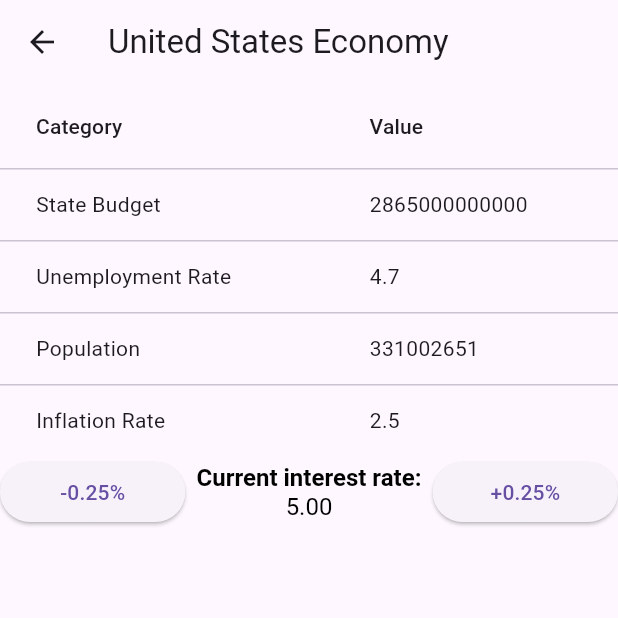
After one commit to MetaEarthProject/MetaEarthSingle, a Flutter app: the screen it shows after launch, item 3 of the bottom bar chosen, after a tap on "-0.25%", on a phone screen of 412 x 824 dp, the top half of it. The commit adds this screen. Run offline on Flutter 3.47's test engine with Material 3 defaults, Android fonts, the phone set to English and light mode, and no system bars; our stand-ins replace font_awesome_flutter, hive, hive_flutter; missing offline and left inert: countries_world_map, country_flags; accounts and stored records are empty.

Commit message:
add economy page

```diff
--- a/lib/bottom_navigation_bar.dart
+++ b/lib/bottom_navigation_bar.dart
@@ -1,12 +1,12 @@
 import 'package:flutter/material.dart';
 import 'package:font_awesome_flutter/font_awesome_flutter.dart';
 import 'package:meta_earth_single_mode/overview.dart';
+import 'package:meta_earth_single_mode/economy_page.dart';
 
 class BottomNavBar extends StatelessWidget {
   final String selectedCountry;
 
-  const BottomNavBar({Key? key, required this.selectedCountry})
-      : super(key: key);
+  const BottomNavBar({super.key, required this.selectedCountry});
 
   @override
   Widget build(BuildContext context) {
@@ -53,7 +53,14 @@
                 IconButton(
                   icon: const Icon(Icons.paid_outlined),
                   iconSize: 30.0,
-                  onPressed: () {},
+                  onPressed: () async {
+                    Navigator.push(
+                      context,
+                      MaterialPageRoute(
+                          builder: (context) =>
+                              EconomyPage(selectedCountry: selectedCountry)),
+                    );
+                  },
                 ),
                 const Text('ECONOMY'),
               ],
--- a/lib/country_controller.dart
+++ b/lib/country_controller.dart
@@ -24,6 +24,10 @@
         population: 331002651,
         gdp: 21433225,
         governmentSystem: 'Federal Republic',
+        stateBudget: 2865000000000,
+        unemploymentRate: 4.7,
+        interestRate: 5.25,
+        inflationRate: 2.5,
       ),
       Country(
         code: 'CN',
@@ -31,6 +35,10 @@
         population: 1444216107,
         gdp: 16978624,
         governmentSystem: 'Single-Party Socialist Republic',
+        stateBudget: 4000000000000,
+        unemploymentRate: 5.2,
+        interestRate: 3.45,
+        inflationRate: 1.5,
       ),
       Country(
         code: 'JP',
@@ -38,6 +46,10 @@
         population: 126476461,
         gdp: 5501000,
         governmentSystem: 'Constitutional Monarchy',
+        stateBudget: 11438000000000,
+        unemploymentRate: 2.5,
+        interestRate: 0.1,
+        inflationRate: 0.5, // Placeholder for Japan's inflation rate in 2023
       ),
       Country(
         code: 'DE',
@@ -45,6 +57,10 @@
         population: 83783942,
         gdp: 4470617,
         governmentSystem: 'Federal Republic',
+        stateBudget: 476300000000,
+        unemploymentRate: 5.7,
+        interestRate: 2.35,
+        inflationRate: 1.8, // Placeholder for Germany's inflation rate in 2023
       ),
       Country(
         code: 'FR',
@@ -52,6 +68,10 @@
         population: 65273511,
         gdp: 3038242,
         governmentSystem: 'Semi-Presidential Republic',
+        stateBudget: 785000000000,
+        unemploymentRate: 7.5,
+        interestRate: 2.85,
+        inflationRate: 1.6, // Placeholder for France's inflation rate in 2023
       ),
       Country(
         code: 'IN',
@@ -59,6 +79,10 @@
         population: 1393409038,
         gdp: 2875145,
         governmentSystem: 'Federal Parliamentary Democratic Republic',
+        stateBudget: 27927900000000,
+        unemploymentRate: 3.1,
+        interestRate: 6.5,
+        inflationRate: 4.5, // Placeholder for India's inflation rate in 2023
       ),
       Country(
         code: 'GB',
@@ -66,6 +90,10 @@
         population: 67886011,
         gdp: 2848276,
         governmentSystem: 'Constitutional Monarchy',
+        stateBudget: 1189000000000,
+        unemploymentRate: 3.8,
+        interestRate: 5.25,
+        inflationRate: 2.0, // Placeholder for UK's inflation rate in 2023
       ),
       Country(
         code: 'IT',
@@ -73,6 +101,10 @@
         population: 60461826,
         gdp: 2070371,
         governmentSystem: 'Parliamentary Republic',
+        stateBudget: 35000000000,
+        unemploymentRate: 8.7,
+        interestRate: 5.0,
+        inflationRate: 1.3, // Placeholder for Italy's inflation rate in 2023
       ),
       Country(
         code: 'CA',
@@ -80,13 +112,10 @@
         population: 37742154,
         gdp: 1908475,
         governmentSystem: 'Federal Parliamentary Democracy',
-      ),
-      Country(
-        code: 'BR',
-        name: 'Brazil',
-        population: 212559417,
-        gdp: 1839887,
-        governmentSystem: 'Federal Republic',
+        stateBudget: 35000000000,
+        unemploymentRate: 4.2,
+        interestRate: 5.25,
+        inflationRate: 3.0, // Placeholder for Canada's inflation rate in 2023
       ),
       Country(
         code: 'KR',
@@ -94,6 +123,11 @@
         population: 51269185,
         gdp: 1693207,
         governmentSystem: 'Unitary Presidential Republic',
+        stateBudget: 558200000000000,
+        unemploymentRate: 3.2,
+        interestRate: 2.5,
+        inflationRate:
+            1.7, // Placeholder for South Korea's inflation rate in 2023
       ),
     ];
 
--- /dev/null
+++ b/lib/economy_page.dart
@@ -0,0 +1,165 @@
+import 'package:flutter/material.dart';
+import 'package:hive/hive.dart';
+import '/model/country_model.dart';
+
+class EconomyPage extends StatefulWidget {
+  final String selectedCountry;
+
+  const EconomyPage({super.key, required this.selectedCountry});
+
+  @override
+  _EconomyPageState createState() => _EconomyPageState();
+}
+
+class _EconomyPageState extends State<EconomyPage> {
+  late final Box<Country> countryBox;
+  Country? country; // Nullable
+  late double interestRate;
+
+  @override
+  void initState() {
+    super.initState();
+    countryBox = Hive.box<Country>('countries');
+    _loadCountry();
+  }
+
+  void _loadCountry() {
+    country = countryBox.get(widget.selectedCountry);
+    if (country == null) {
+      ScaffoldMessenger.of(context).showSnackBar(const SnackBar(
+        content: Text('Country not found in the box'),
+      ));
+    }
+    setState(() {}); // Trigger a rebuild
+  }
+
+  @override
+  void didChangeDependencies() {
+    super.didChangeDependencies();
+    if (country != null) {
+      interestRate = country!.interestRate;
+    } else {
+      interestRate = 0.0; // Set a default value if country is null
+    }
+  }
+
+  void adjustInterestRate(double adjustment) {
+    setState(() {
+      if (interestRate + adjustment >= 0) interestRate += adjustment;
+    });
+  }
+
+  @override
+  Widget build(BuildContext context) {
+    if (country == null) {
+      return Scaffold(
+        appBar: AppBar(title: const Text('Economy')),
+        body: const Center(child: Text('Error: Country is null')),
+      );
+    } else {
+      return Scaffold(
+        appBar: AppBar(title: Text('${country!.name} Economy')),
+        body: Column(
+          crossAxisAlignment: CrossAxisAlignment.stretch,
+          children: <Widget>[
+            Expanded(
+              child: ListView(
+                children: <Widget>[
+                  DataTable(
+                    columns: const [
+                      DataColumn(label: Text('Category')),
+                      DataColumn(label: Text('Value')),
+                    ],
+                    rows: [
+                      DataRow(cells: [
+                        const DataCell(Text('State Budget')),
+                        DataCell(Text('${country?.stateBudget}')),
+                      ]),
+                      DataRow(cells: [
+                        const DataCell(Text('Unemployment Rate')),
+                        DataCell(Text('${country?.unemploymentRate}')),
+                      ]),
+                      DataRow(cells: [
+                        const DataCell(Text('Population')),
+                        DataCell(Text('${country?.population}')),
+                      ]),
+                      DataRow(cells: [
+                        const DataCell(Text('Inflation Rate')),
+                        DataCell(Text('${country?.inflationRate}')),
+                      ]),
+                    ],
+                  ),
+                  Row(
+                    mainAxisAlignment: MainAxisAlignment.spaceEvenly,
+                    children: <Widget>[
+                      Expanded(
+                        flex: 3,
+                        child: ElevatedButton(
+                          child: const Text('-0.25%'),
+                          onPressed: () {
+                            adjustInterestRate(-0.25);
+                          },
+                        ),
+                      ),
+                      Expanded(
+                        flex: 4,
+                        child: Container(
+                          alignment: Alignment.center,
+                          child: RichText(
+                            textAlign: TextAlign.center,
+                            text: TextSpan(
+                              style: const TextStyle(
+                                color: Colors.black,
+                                fontSize: 16.0,
+                              ),
+                              children: [
+                                const TextSpan(
+                                  text: 'Current interest rate: ',
+                                  style: TextStyle(fontWeight: FontWeight.bold),
+                                ),
+                                TextSpan(
+                                  text: interestRate.toStringAsFixed(2),
+                                  style: const TextStyle(
+                                    fontWeight: FontWeight.normal,
+                                  ),
+                                ),
+                              ],
+                            ),
+                          ),
+                        ),
+                      ),
+                      Expanded(
+                        flex: 3,
+                        child: ElevatedButton(
+                          child: const Text('+0.25%'),
+                          onPressed: () {
+                            adjustInterestRate(0.25);
+                          },
+                        ),
+                      ),
+                    ],
+                  ),
+                ],
+              ),
+            ),
+          ],
+        ),
+      );
+    }
+  }
+
+  Widget economyCard(String title, String data) {
+    return Card(
+      child: ListTile(
+        title: Text(title),
+        subtitle: Text(data),
+        trailing: ElevatedButton(
+          child: const Text('Develop'),
+          onPressed: () {
+            // TODO: Implement development action
+          },
+        ),
+      ),
+    );
+  }
+}
--- a/lib/model/country_model.dart
+++ b/lib/model/country_model.dart
@@ -21,6 +21,18 @@
   @HiveField(5)
   String governmentSystem;
 
+  @HiveField(6)
+  int stateBudget;
+
+  @HiveField(7)
+  double unemploymentRate;
+
+  @HiveField(8)
+  double interestRate;
+
+  @HiveField(9)
+  double inflationRate;
+
   Country({
     this.id,
     required this.code,
@@ -28,5 +40,9 @@
     required this.population,
     required this.gdp,
     required this.governmentSystem,
+    required this.stateBudget,
+    required this.unemploymentRate,
+    required this.interestRate,
+    required this.inflationRate,
   });
 }
```
Also changed, not shown: lib/model/country_model.g.dart.
